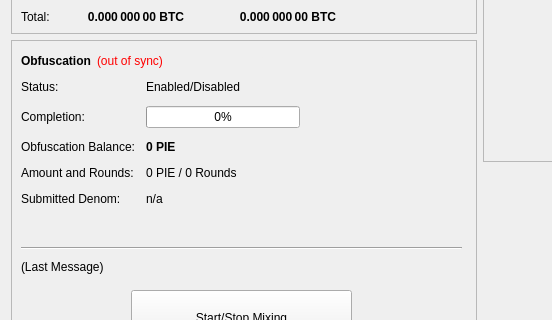
Old version of the form src/qt/forms/overviewpage.ui in the repository SocialSend/SocialSend; both pictures show x 0 to 552 and y 182 to 502 of the 960 by 615 pixel window.
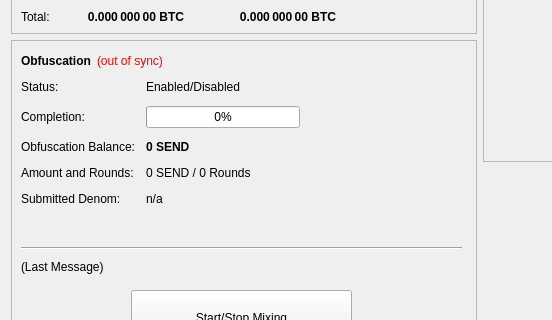
New version of the form.

What changed in the file:
```diff
--- a/src/qt/forms/overviewpage.ui
+++ b/src/qt/forms/overviewpage.ui
@@ -474,7 +474,7 @@
               </font>
              </property>
              <property name="text">
-              <string notr="true">0 PIE</string>
+              <string notr="true">0 SEND</string>
              </property>
             </widget>
            </item>
@@ -488,7 +488,7 @@
            <item row="3" column="1">
             <widget class="QLabel" name="labelAmountRounds">
              <property name="text">
-              <string>0 PIE / 0 Rounds</string>
+              <string>0 SEND / 0 Rounds</string>
              </property>
             </widget>
            </item>
```
Left out of the diff: 6 changed lines with no effect on the pictures.
